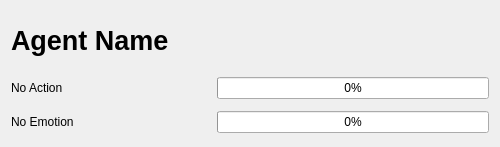
Qt form DivisactionQt/agentstatus.ui (RicardoEPRodrigues/3Motion) before a commit.
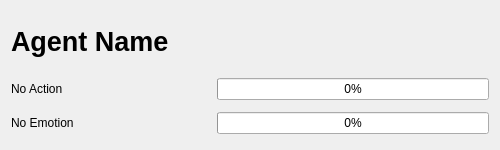
The same form after that commit.

Diff of the .ui file:
```diff
--- a/DivisactionQt/agentstatus.ui
+++ b/DivisactionQt/agentstatus.ui
@@ -7,7 +7,7 @@
     <x>0</x>
     <y>0</y>
     <width>500</width>
-    <height>147</height>
+    <height>150</height>
    </rect>
   </property>
   <property name="sizePolicy">
@@ -19,7 +19,7 @@
   <property name="minimumSize">
    <size>
     <width>0</width>
-    <height>147</height>
+    <height>150</height>
    </size>
   </property>
   <property name="windowTitle">
```
